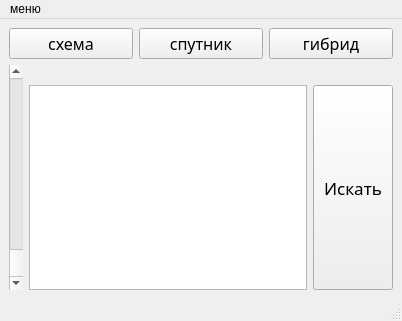
First picture: the form in qt/qt.ui, repository esgalimov/qt_api_project, before the edit.
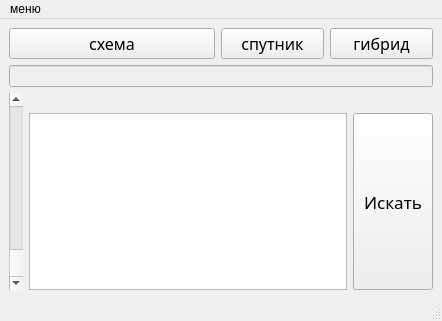
Second picture: the form after the edit.

Diff of the .ui file:
```diff
--- a/qt/qt.ui
+++ b/qt/qt.ui
@@ -6,7 +6,7 @@
    <rect>
     <x>0</x>
     <y>0</y>
-    <width>402</width>
+    <width>442</width>
     <height>321</height>
    </rect>
   </property>
@@ -69,8 +69,8 @@
      </widget>
     </item>
     <item row="0" column="0" colspan="4">
-     <layout class="QHBoxLayout" name="horizontalLayout">
-      <item>
+     <layout class="QGridLayout" name="gridLayout_2">
+      <item row="0" column="0" colspan="2">
        <widget class="QPushButton" name="pushButton_sxema">
         <property name="sizePolicy">
          <sizepolicy hsizetype="Preferred" vsizetype="Preferred">
@@ -92,7 +92,7 @@
         </property>
        </widget>
       </item>
-      <item>
+      <item row="0" column="2">
        <widget class="QPushButton" name="pushButton_sputnik">
         <property name="sizePolicy">
          <sizepolicy hsizetype="Preferred" vsizetype="Preferred">
@@ -114,7 +114,7 @@
         </property>
        </widget>
       </item>
-      <item>
+      <item row="0" column="3">
        <widget class="QPushButton" name="pushButton_gibrid">
         <property name="sizePolicy">
          <sizepolicy hsizetype="Preferred" vsizetype="Preferred">
@@ -136,6 +136,19 @@
         </property>
        </widget>
       </item>
+      <item row="1" column="0" colspan="4">
+       <widget class="QLineEdit" name="lineEdit">
+        <property name="enabled">
+         <bool>false</bool>
+        </property>
+        <property name="dragEnabled">
+         <bool>false</bool>
+        </property>
+        <property name="readOnly">
+         <bool>true</bool>
+        </property>
+       </widget>
+      </item>
      </layout>
     </item>
     <item row="2" column="1" colspan="2">
@@ -176,8 +189,8 @@
     <rect>
      <x>0</x>
      <y>0</y>
-     <width>402</width>
-     <height>21</height>
+     <width>442</width>
+     <height>26</height>
     </rect>
    </property>
    <widget class="QMenu" name="menu">
```
Left out of the diff: 82 changed lines with no effect on the pictures.
